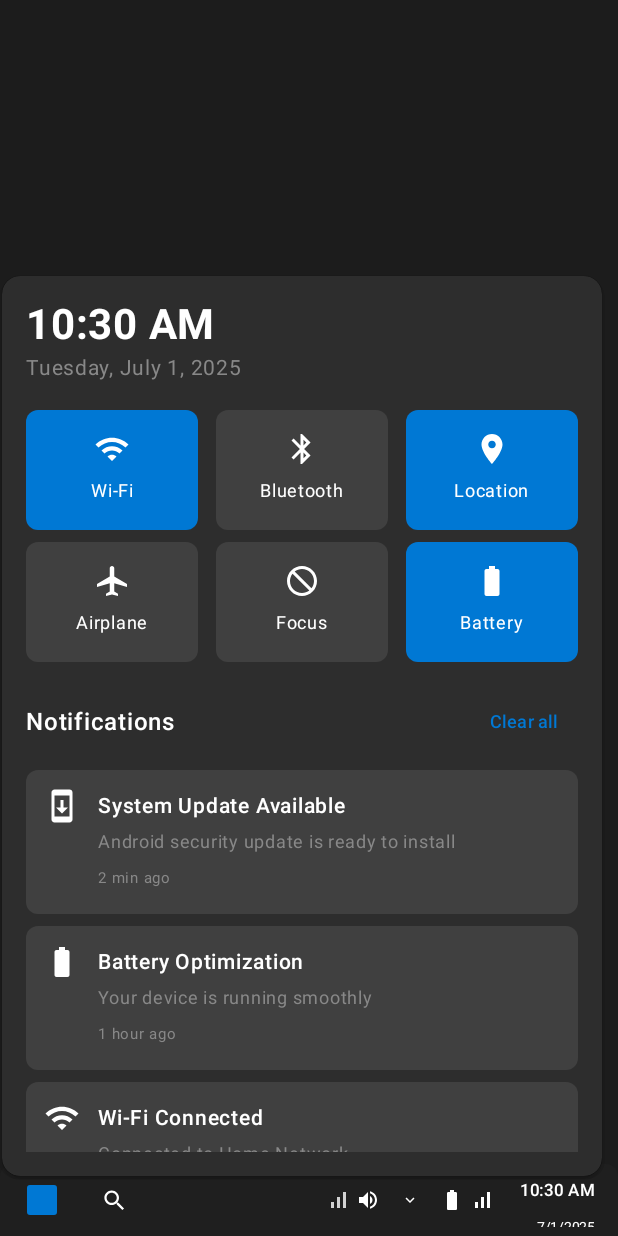
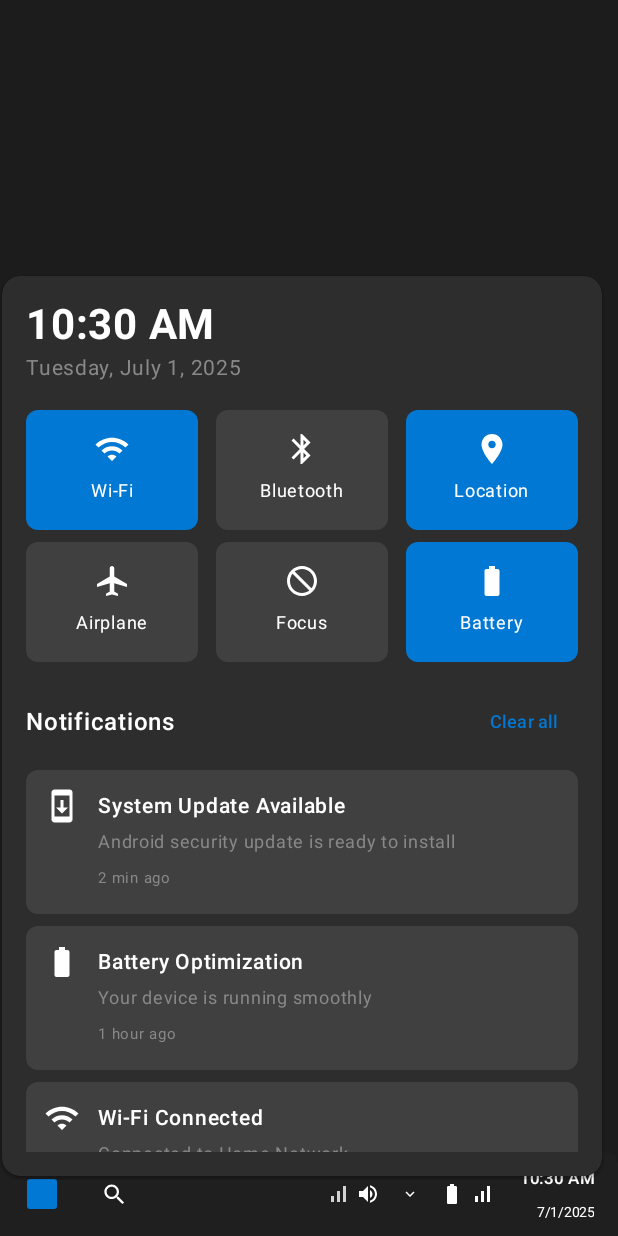
Before and after one commit to IamFishR/kotlin, an Android app built with Jetpack Compose: the screen it shows after launch (MainActivity), after a tap on an icon or button, on a phone screen of 412 x 824 dp. Run offline under Robolectric (Android 15) with nearby library versions, the light colour scheme and no system bars; 2 other taps on this screen came first.

Commit message:
Increase Taskbar height for better accessibility and adjust DateTimeDisplay layout for improved spacing

```diff
--- a/app/src/main/java/com/win11launcher/ui/LauncherScreen.kt
+++ b/app/src/main/java/com/win11launcher/ui/LauncherScreen.kt
@@ -81,7 +81,7 @@ fun LauncherScreen() {
             modifier = Modifier
                 .align(Alignment.BottomCenter)
                 .fillMaxWidth()
-                .height(48.dp),
+                .height(56.dp),
             systemStatus = systemStatus,
             onStartClick = {
                 showStartMenu = !showStartMenu
--- a/app/src/main/java/com/win11launcher/ui/components/Taskbar.kt
+++ b/app/src/main/java/com/win11launcher/ui/components/Taskbar.kt
@@ -272,7 +272,8 @@ private fun DateTimeDisplay(
         modifier = modifier
             .clickable { onClick() }
             .padding(horizontal = 8.dp, vertical = 2.dp),
-        horizontalAlignment = Alignment.End
+        horizontalAlignment = Alignment.End,
+        verticalArrangement = Arrangement.spacedBy((-2).dp)
     ) {
         Text(
             text = systemStatus.currentTime,
```
